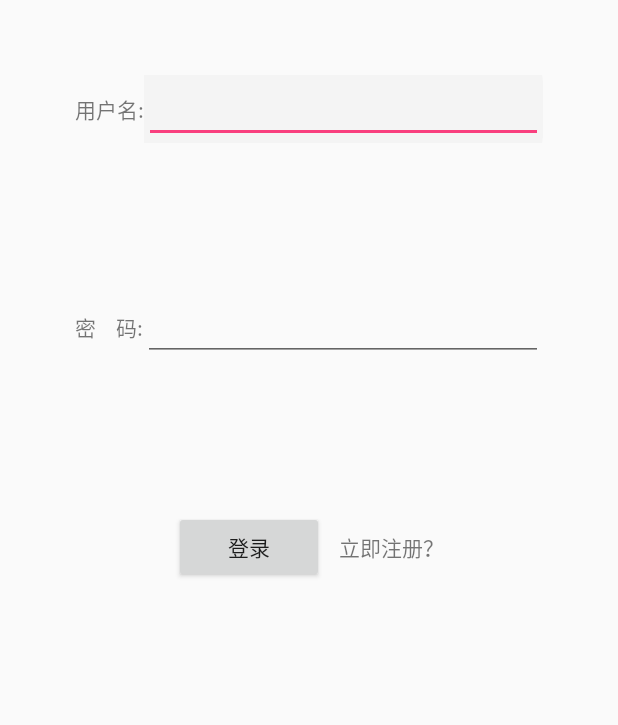
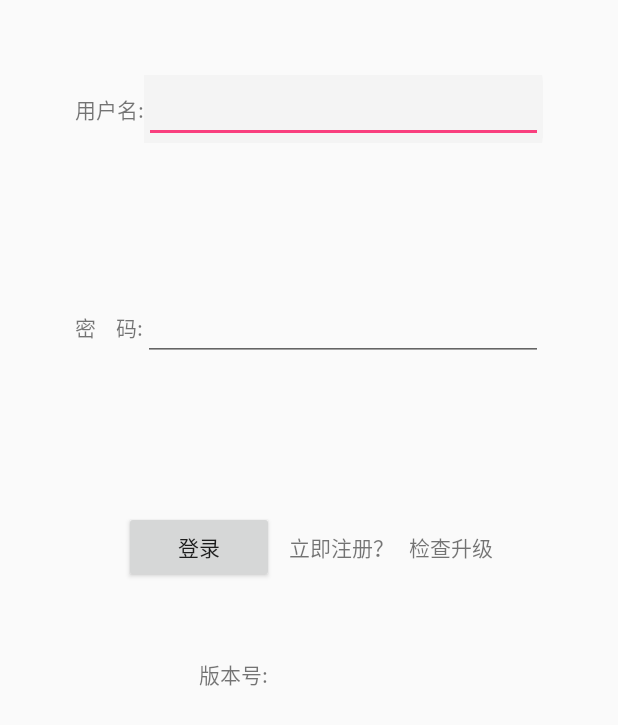
Before and after one commit to zjchaoking/MyMvpTest, an Android app: the LoginActivity screen opened directly, with no data from a screen before it, on a phone screen of 412 x 824 dp. Shown: the top 725 px of the screen. Run offline under Robolectric (Android 15) with nearby library versions, the phone set to English and light mode, and no system bars; our stand-ins replace ButterKnife, RxJava; libraries missing offline, so code that uses them is left out: com.kaicom.api, de.greenrobot.dao; 2 statements that could not run were skipped.

Commit message:
新增版本号检测

```diff
--- a/app/src/main/java/com/kaicom/mymvptest/activity/LoginActivity.java
+++ b/app/src/main/java/com/kaicom/mymvptest/activity/LoginActivity.java
@@ -35,6 +35,10 @@ public class LoginActivity extends BaseActivity {
     Button btnLogin;
     @BindView(R.id.tv_register)
     TextView tvRegister;
+    @BindView(R.id.tv_check_version)
+    TextView tvCheckVersion;
+    @BindView(R.id.tv_version)
+    TextView tvVersion;
 
     @Override
     protected int getViewId() {
@@ -43,10 +47,11 @@ public class LoginActivity extends BaseActivity {
 
     @Override
     protected void init() {
+        tvVersion.setText(ApkUtil.getVersionName());
 
     }
 
-    @OnClick({R.id.btn_login, R.id.tv_register})
+    @OnClick({R.id.btn_login, R.id.tv_register, R.id.tv_check_version})
     void onClick(View view) {
         switch (view.getId()) {
             case R.id.btn_login:
@@ -55,19 +60,52 @@ public class LoginActivity extends BaseActivity {
             case R.id.tv_register:
                 doRegister();
                 break;
+            case R.id.tv_check_version:
+                checkVersionCode();
+                break;
 
         }
     }
 
     /**
+     * 检查软件版本号
+     */
+    private void checkVersionCode() {
+        RetrofitManager.getInstance().checkSoftUpgrade("10003",ApkUtil.getVersionName())
+                .subscribeOn(Schedulers.io())
+                .observeOn(AndroidSchedulers.mainThread())
+                .subscribe(new Observer<BaseResponse>() {
+                    @Override
+                    public void onSubscribe(Disposable d) {
+
+                    }
+
+                    @Override
+                    public void onNext(BaseResponse value) {
+                        ToastTools.showToast(value.getErrorMsg());
+                    }
+
+                    @Override
+                    public void onError(Throwable e) {
+                        ToastTools.showToast("请求异常：" + e.getMessage());
+                    }
+
+                    @Override
+                    public void onComplete() {
+
+                    }
+                });
+    }
+
+    /**
      * 注册
      */
-    private void  doRegister() {
-        if(StringUtil.isEmpty(etUsername.getText().toString())){
+    private void doRegister() {
+        if (StringUtil.isEmpty(etUsername.getText().toString())) {
             ToastTools.showToast("请先填写用户名!");
             return;
         }
-        if(StringUtil.isEmpty(etPassword.getText().toString())){
+        if (StringUtil.isEmpty(etPassword.getText().toString())) {
             ToastTools.showToast("请先填写密码!");
             return;
         }
@@ -98,11 +136,11 @@ public class LoginActivity extends BaseActivity {
     }
 
     private void doLogin() {
-        if(StringUtil.isEmpty(etUsername.getText().toString())){
+        if (StringUtil.isEmpty(etUsername.getText().toString())) {
             ToastTools.showToast("请先填写用户名!");
             return;
         }
-        if(StringUtil.isEmpty(etPassword.getText().toString())){
+        if (StringUtil.isEmpty(etPassword.getText().toString())) {
             ToastTools.showToast("请先填写密码!");
             return;
         }
@@ -158,4 +196,5 @@ public class LoginActivity extends BaseActivity {
         super.onBackPressed();
         ApkUtil.exit();
     }
+
 }
--- a/app/src/main/java/com/kaicom/mymvptest/network/ApiServer.java
+++ b/app/src/main/java/com/kaicom/mymvptest/network/ApiServer.java
@@ -24,4 +24,8 @@ public interface ApiServer {
    @FormUrlEncoded
    Observable<BaseResponse> doRegister(@FieldMap Map<String,Object> map);
 
+   @POST("CheckSoftUpgrade")
+   @FormUrlEncoded
+   Observable<BaseResponse> checkSoftUpgrade(@Field("serverCode") String serverCode,@Field("versionCode") String versionCode);
+
 }
--- a/app/src/main/res/layout/activity_login.xml
+++ b/app/src/main/res/layout/activity_login.xml
@@ -22,6 +22,7 @@
             android:layout_weight="1"
             android:layout_width="0dp"
             android:layout_height="wrap_content"
+            android:digits="1234567890qwertyuiopasdfghjklzxcvbnmQWERTYUIOPASDFGHJKLZXCVBNM"
             style="@style/CommonEditViewStyle"
             />
 
@@ -41,6 +42,7 @@
             android:id="@+id/et_password"
             android:layout_weight="1"
             android:layout_width="0dp"
+            android:inputType="textPassword"
             android:layout_height="wrap_content"
             style="@style/CommonEditViewStyle"
             />
@@ -66,7 +68,27 @@
             android:layout_width="wrap_content"
             android:layout_height="wrap_content"
             android:text="立即注册？"/>
+        <TextView
+            android:id="@+id/tv_check_version"
+            android:layout_marginLeft="@dimen/ten"
+            android:layout_width="wrap_content"
+            android:layout_height="wrap_content"
+            android:text="检查升级"/>
 
     </LinearLayout>
 
+    <LinearLayout
+        android:layout_width="match_parent"
+        android:layout_height="wrap_content"
+        android:gravity="center"
+        android:orientation="horizontal">
+        <TextView
+            android:layout_width="wrap_content"
+            android:layout_height="wrap_content"
+            android:text="版本号:"/>
+        <TextView
+            android:id="@+id/tv_version"
+            android:layout_width="@dimen/one_hundred"
+            android:layout_height="wrap_content" />
+    </LinearLayout>
 </LinearLayout>
```
